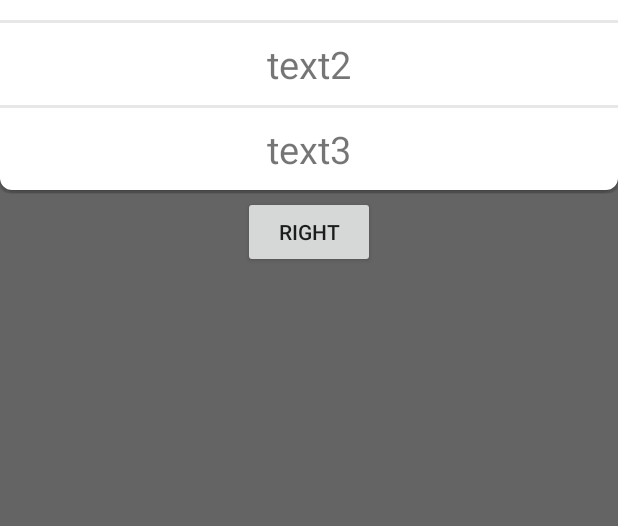
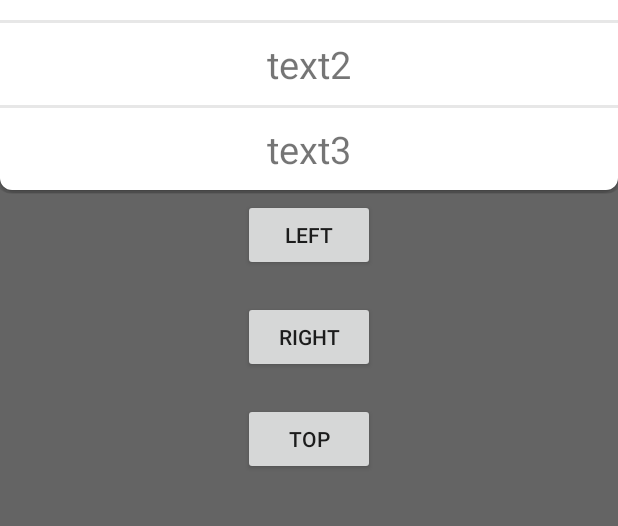
Before and after one commit to higersister/android, an Android app: the screen it shows after launch (MainActivity), after a tap on "BOTTOM", on a phone screen of 412 x 824 dp, the part 62-588 px from its top. Run offline under Robolectric (Android 15) with nearby library versions, the phone set to English and light mode, and no system bars.

Commit message:
no message

```diff
--- a/PopuWindow/app/src/main/java/cn/cmy/popuwindowdemo/MainActivity.java
+++ b/PopuWindow/app/src/main/java/cn/cmy/popuwindowdemo/MainActivity.java
@@ -15,6 +15,8 @@ public class MainActivity extends AppCompatActivity {
     private Button mBtnPopupLeft;
 
     private Button mBtnPopupRight;
+
+    private Button mBtnPopupTop;
 
     @Override
     protected void onCreate(Bundle savedInstanceState) {
@@ -61,12 +63,26 @@ public class MainActivity extends AppCompatActivity {
                     size(ViewGroup.LayoutParams.WRAP_CONTENT, ViewGroup.LayoutParams.WRAP_CONTENT).
                     setAnimationStyle(R.style.MyPopupWindow_anim_style).
                     create().
-                    showAsDropDown(mBtnPopupRight, -mShowPopupWindowWidth  + mBtnPopupRight.getWidth(), mShowPopupWindowHeight);
+                    showAsDropDown(mBtnPopupRight, -mShowPopupWindowWidth + mBtnPopupRight.getWidth(), mShowPopupWindowHeight);
             //   showAtLocation(mBtnPopupRight,Gravity.NO_GRAVITY,location[0] +mBtnPopupRight.getWidth() , location[1]);
             // showAsDropDown(mBtnPopupRight, -mShowPopupWindowWidth, -mShowPopupWindowHeight);
             /*  Log.i("************", "init: location[0]:" + location[0] + ",location[1]:" + location[1]);
             Log.i("************", "init: location[0] + mBtnPopupRight.getWidth:" + location[0] + mBtnPopupRight.getWidth() +  ",location[1]:" + location[1]);
 */
         });
+
+        mBtnPopupTop = findViewById(R.id.btn_popu4);
+        mBtnPopupTop.setOnClickListener(V -> {
+            int[] location = new int[2];
+            mBtnPopupTop.getLocationOnScreen(location);
+            Log.i("**********", "setOnClickListener: locatioin[0]:" + location[0] + ",location[1]:" + location[1]);
+            CustomPopWindow customPopWindow = new CustomPopWindow.PopupWindowBuilder(this).
+                    setView(view1).
+                    size(ViewGroup.LayoutParams.WRAP_CONTENT, ViewGroup.LayoutParams.WRAP_CONTENT).
+                    setAnimationStyle(R.style.MyPopupWindow_anim_style).
+                    create().
+                    showAtLocation(mBtnPopupTop, Gravity.NO_GRAVITY, (location[0] + mBtnPopupTop.getWidth() / 2) - mShowPopupWindowWidth / -2, location[1] - -mShowPopupWindowHeight);
+
+        });
     }
 }
--- a/PopuWindow/app/src/main/res/layout/activity_main.xml
+++ b/PopuWindow/app/src/main/res/layout/activity_main.xml
@@ -12,7 +12,8 @@
         android:layout_width="wrap_content"
         android:layout_height="wrap_content"
         android:layout_centerHorizontal="true"
-        android:layout_margin="10dp"
+        android:layout_marginTop="50dp"
+        android:layout_marginBottom="10dp"
         android:text="bottom" />
 
     <Button
@@ -20,6 +21,7 @@
         android:layout_width="wrap_content"
         android:layout_height="wrap_content"
         android:text="left"
+        android:layout_margin="10dp"
         android:layout_centerHorizontal="true"
         android:layout_below="@+id/btn_popu1" />
 
@@ -28,6 +30,16 @@
         android:layout_width="wrap_content"
         android:layout_height="wrap_content"
         android:text="right"
+        android:layout_margin="10dp"
         android:layout_centerHorizontal="true"
         android:layout_below="@+id/btn_popu2" />
+
+    <Button
+        android:id="@+id/btn_popu4"
+        android:layout_width="wrap_content"
+        android:layout_height="wrap_content"
+        android:text="top"
+        android:layout_margin="10dp"
+        android:layout_centerHorizontal="true"
+        android:layout_below="@+id/btn_popu3" />
 </RelativeLayout>
```
